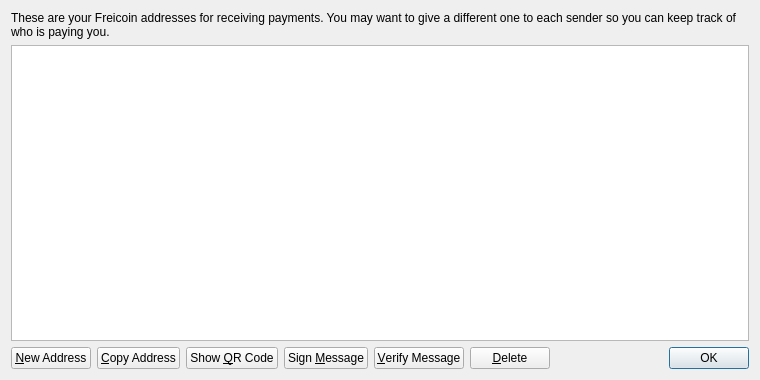
Old version of the form src/qt/forms/addressbookpage.ui in the repository dixiecoin/dixiecoin.
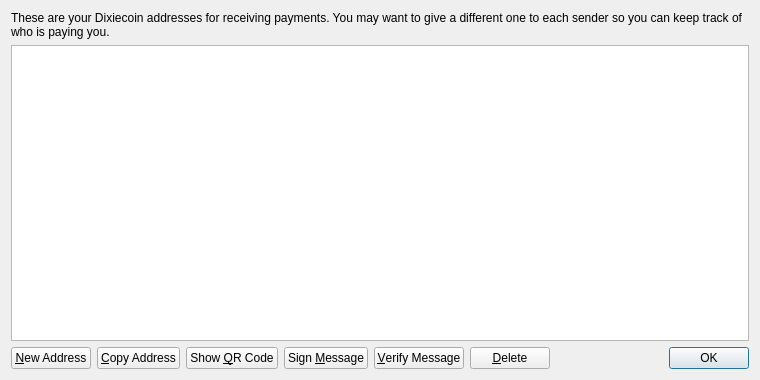
New version of the form. Icons and pictures are not drawn.

```diff
--- a/src/qt/forms/addressbookpage.ui
+++ b/src/qt/forms/addressbookpage.ui
@@ -17,7 +17,7 @@
    <item>
     <widget class="QLabel" name="labelExplanation">
      <property name="text">
-      <string>These are your Freicoin addresses for receiving payments. You may want to give a different one to each sender so you can keep track of who is paying you.</string>
+      <string>These are your Dixiecoin addresses for receiving payments. You may want to give a different one to each sender so you can keep track of who is paying you.</string>
      </property>
      <property name="textFormat">
       <enum>Qt::PlainText</enum>
```
Left out of the diff: 4 changed lines with no effect on the pictures.
